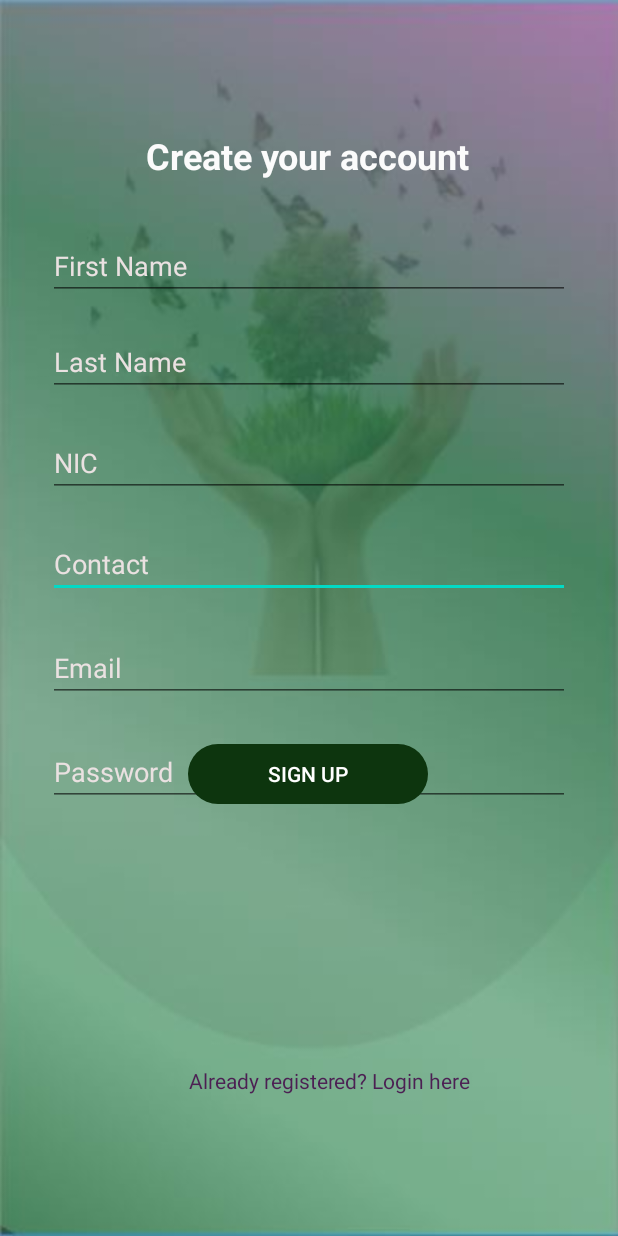
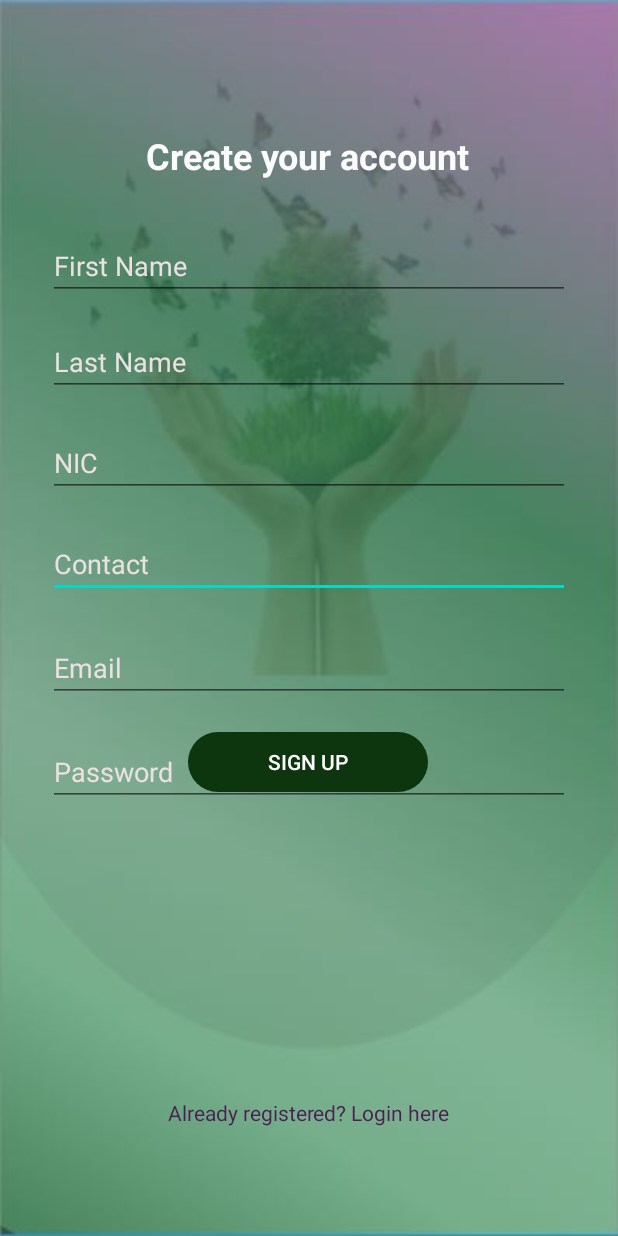
Before and after one commit to PrabuddhaJayakodi/SaveUp, an Android app: the register screen opened directly, with no data from a screen before it, on a phone screen of 412 x 824 dp. Run offline under Robolectric (Android 15) with nearby library versions, the light colour scheme and no system bars; our stand-ins replace Firebase (no records; nobody signed in at launch, a user with empty details on screens opened directly); Roboto replaces fonts that are not available here.

```diff
--- a/MyApplication3/app/src/main/res/layout/activity_loading_page.xml
+++ b/MyApplication3/app/src/main/res/layout/activity_loading_page.xml
@@ -15,7 +15,7 @@
         android:layout_width="wrap_content"
         android:layout_height="wrap_content"
         android:layout_marginLeft="20dp"
-        android:layout_marginTop="360dp"
+        android:layout_marginTop="420dp"
 
         android:text="SaveUp"
         android:textColor="#FFFFFF"
--- a/MyApplication3/app/src/main/res/layout/activity_register.xml
+++ b/MyApplication3/app/src/main/res/layout/activity_register.xml
@@ -30,7 +30,7 @@
         android:id="@+id/login"
         android:layout_width="160dp"
         android:layout_height="40dp"
-        android:layout_marginTop="496dp"
+        android:layout_marginTop="488dp"
         android:background="@drawable/btn_design2"
         android:backgroundTint="#0D350E"
         android:text="Sign Up"
@@ -138,10 +138,10 @@
         android:visibility="invisible"
         app:layout_constraintBottom_toBottomOf="parent"
         app:layout_constraintEnd_toEndOf="parent"
-        app:layout_constraintHorizontal_bias="0.531"
+        app:layout_constraintHorizontal_bias="0.537"
         app:layout_constraintStart_toStartOf="parent"
         app:layout_constraintTop_toTopOf="parent"
-        app:layout_constraintVertical_bias="0.976" />
+        app:layout_constraintVertical_bias="0.992" />
 
     <TextView
         android:id="@+id/navigateRegister"
@@ -151,10 +151,9 @@
         android:textColor="#4C1F53"
         app:layout_constraintBottom_toBottomOf="parent"
         app:layout_constraintEnd_toEndOf="parent"
-        app:layout_constraintHorizontal_bias="0.563"
         app:layout_constraintStart_toStartOf="parent"
         app:layout_constraintTop_toTopOf="parent"
-        app:layout_constraintVertical_bias="0.883" />
+        app:layout_constraintVertical_bias="0.91" />
 
     <TextView
         android:id="@+id/textView"
--- a/MyApplication3/app/src/main/res/layout/fragment1_layout.xml
+++ b/MyApplication3/app/src/main/res/layout/fragment1_layout.xml
@@ -52,11 +52,11 @@
         android:id="@+id/btn_submitCase"
         android:layout_width="160dp"
         android:layout_height="40dp"
-        android:clickable="true"
         android:layout_gravity="center_horizontal"
-        android:layout_marginTop="20dp"
+        android:layout_marginTop="60dp"
         android:background="@drawable/btn_design2"
         android:backgroundTint="#CCB9ED"
+        android:clickable="true"
         android:text="Submit Case" />
 
 </LinearLayout>
--- a/MyApplication3/app/src/main/res/values/strings.xml
+++ b/MyApplication3/app/src/main/res/values/strings.xml
@@ -6,4 +6,5 @@
     <string name="title_activity_track_u">trackU</string>
     <string name="tab_text_1">TrackYou</string>
     <string name="tab_text_2">MyList</string>
+    <string name="tab_text_3">Settings</string>
 </resources>
```
Also changed, not shown: MyApplication3/app/src/main/java/com/myproject/myapplication3/Fragment3.java (added, +30 -0 lines), MyApplication3/app/src/main/java/com/myproject/myapplication3/ui/main/SectionsPagerAdapter.java (+5 -2 lines), MyApplication3/app/src/main/res/layout/fragment3_layout.xml (added, +14 -0 lines).
